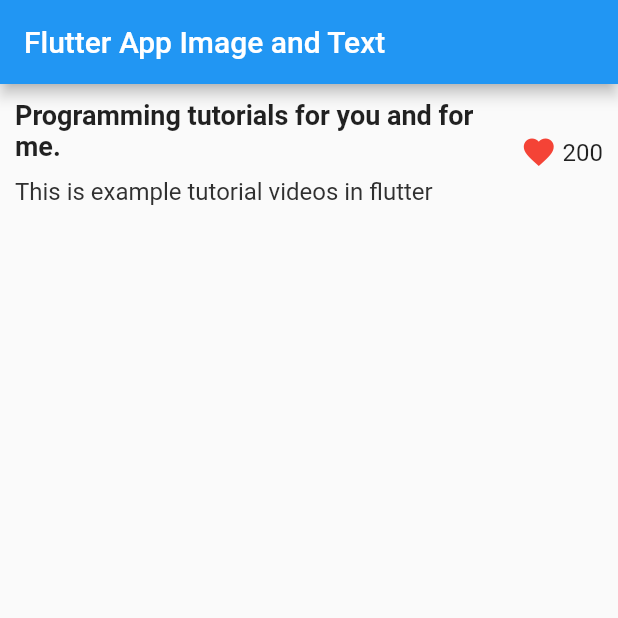
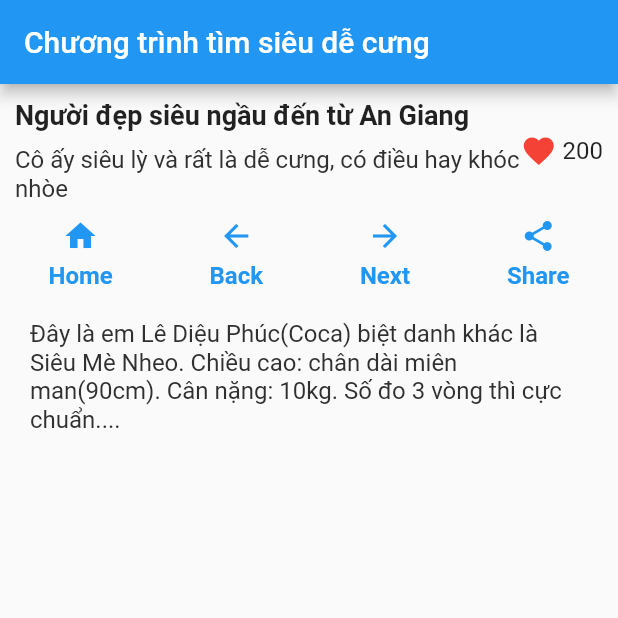
Before and after one commit to dieptran43/Flutter_Learning, a Flutter app: the screen it shows after launch, on a phone screen of 412 x 824 dp, the top half of it. Run offline on Flutter 3.47's test engine with Material 2 defaults, Android fonts, the phone set to English and light mode, and no system bars.

Commit message:
Add chương trình tìm siêu dễ cưng

```diff
--- a/lib/main.dart
+++ b/lib/main.dart
@@ -7,9 +7,9 @@ import 'package:flutter/material.dart';
 
 void main() => runApp(new MyApp());
 
-class MyApp extends StatelessWidget{
+class MyApp extends StatelessWidget {
   @override
-  Widget build(BuildContext context){
+  Widget build(BuildContext context) {
     Widget titleSection = new Container(
       padding: const EdgeInsets.all(10.0),
       child: new Row(
@@ -19,20 +19,15 @@ class MyApp extends StatelessWidget{
               crossAxisAlignment: CrossAxisAlignment.start,
               children: <Widget>[
                 new Container(
-                  padding: const EdgeInsets.only(bottom: 10.0),
-                  child: new Text("Programming tutorials for you and for me.",
-                  style: new TextStyle(
-                    fontWeight: FontWeight.bold,
-                    fontSize: 18.0
-                  ),
-                  )
-                ),
-                new Text("This is example tutorial videos in flutter",
-                  style: new TextStyle(
-                    color: Colors.grey[850],
-                    fontSize: 16.0
-                  )
-                ),
+                    padding: const EdgeInsets.only(bottom: 10.0),
+                    child: new Text(
+                      "Người đẹp siêu ngầu đến từ An Giang",
+                      style: new TextStyle(
+                          fontWeight: FontWeight.bold, fontSize: 18.0),
+                    )),
+                new Text("Cô ấy siêu lỳ và rất là dễ cưng, có điều hay khóc nhòe",
+                    style:
+                        new TextStyle(color: Colors.grey[850], fontSize: 16.0)),
               ],
             ),
           ),
@@ -42,21 +37,54 @@ class MyApp extends StatelessWidget{
       ),
     );
 
+    Widget buildButton(IconData icon, String buttonTitle) {
+      final Color tintColor = Colors.blue;
+      return new Column(
+        children: <Widget>[
+          new Icon(icon, color: tintColor),
+          new Container(
+              margin: const EdgeInsets.only(top: 5.0),
+              child: new Text(buttonTitle,
+                  style: new TextStyle(
+                      fontSize: 16.0,
+                      fontWeight: FontWeight.w600,
+                      color: tintColor))),
+        ],
+      );
+    }
+
+    Widget fourButtonsSection = new Container(
+      child: new Row(
+        mainAxisAlignment: MainAxisAlignment.spaceAround,
+        children: <Widget>[
+          buildButton(Icons.home, "Home"),
+          buildButton(Icons.arrow_back, "Back"),
+          buildButton(Icons.arrow_forward, "Next"),
+          buildButton(Icons.share, "Share")
+        ],
+      ),
+    );
+
+    final bottomTextSection = new Container(
+      padding: const EdgeInsets.all(20.0),
+      child: new Text(
+          "Đây là em Lê Diệu Phúc(Coca) biệt danh khác là Siêu Mè Nheo. Chiều cao: chân dài miên man(90cm). Cân nặng: 10kg. Số đo 3 vòng thì cực chuẩn....",
+          style: new TextStyle(color: Colors.grey[850], fontSize: 16.0)),
+    );
+
     return new MaterialApp(
       title: "",
       home: new Scaffold(
-        appBar: new AppBar(
-          title: new Text("Flutter App Image and Text")
-        ),
+        appBar: new AppBar(title: new Text("Chương trình tìm siêu dễ cưng")),
         body: new ListView(
           children: <Widget>[
-            new Image.asset('images/emca_01.jpeg',
-            fit: BoxFit.scaleDown),
-            titleSection
+            new Image.asset('images/emca_01.jpeg', fit: BoxFit.scaleDown),
+            titleSection,
+            fourButtonsSection,
+            bottomTextSection
           ],
         ),
       ),
     );
-
   }
 }
```
